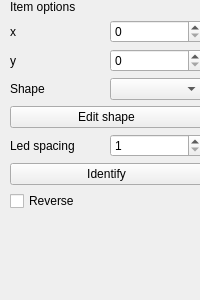
The window that ui/ItemOptions.ui (Fefedu973/OpenRGBVisualMapPlugin) describes before a commit, drawn with Qt 5.
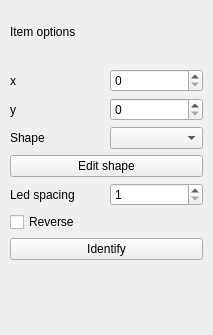
The same window after the commit.

```diff
--- a/ui/ItemOptions.ui
+++ b/ui/ItemOptions.ui
@@ -6,8 +6,8 @@
    <rect>
     <x>0</x>
     <y>0</y>
-    <width>200</width>
-    <height>300</height>
+    <width>213</width>
+    <height>335</height>
    </rect>
   </property>
   <property name="windowTitle">
@@ -22,7 +22,7 @@
      <height>322</height>
     </rect>
    </property>
-   <layout class="QVBoxLayout" name="verticalLayout" stretch="0,1,1,1,0,1,0,1,1">
+   <layout class="QVBoxLayout" name="verticalLayout" stretch="1,1,1,1,1,1,1,1,1">
     <property name="spacing">
      <number>6</number>
     </property>
@@ -111,13 +111,6 @@
       </item>
      </layout>
     </item>
-    <item>
-     <widget class="QPushButton" name="identifyButton">
-      <property name="text">
-       <string>Identify</string>
-      </property>
-     </widget>
-    </item>
     <item>
      <layout class="QHBoxLayout" name="horizontalLayout_5">
       <item>
@@ -129,6 +122,13 @@
       </item>
      </layout>
     </item>
+    <item>
+     <widget class="QPushButton" name="identifyButton">
+      <property name="text">
+       <string>Identify</string>
+      </property>
+     </widget>
+    </item>
     <item>
      <spacer name="verticalSpacer">
       <property name="orientation">
```
Left out of the diff: 2 changed lines with no effect on the pictures.
